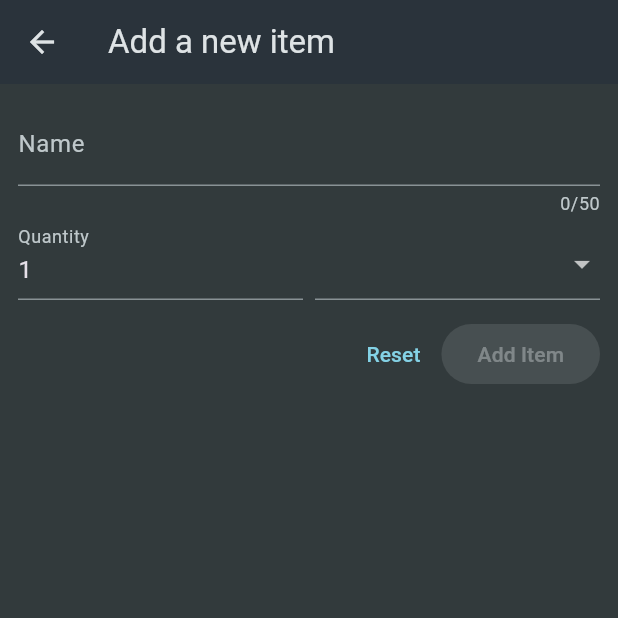
After one commit to Adatata001/shopping-list-app, a Flutter app: the screen it shows after launch, after a tap on the "add" icon, on a phone screen of 412 x 824 dp, the top half of it. The commit adds this screen. Run offline on Flutter 3.47's test engine with Material 3 defaults, Android fonts, the phone set to English and light mode, and no system bars; statements that could not run were skipped.

Commit message:
built the new_item screen

```diff
--- a/lib/widgets/grocery_list.dart
+++ b/lib/widgets/grocery_list.dart
@@ -1,15 +1,35 @@
 import 'package:flutter/material.dart';
 import 'package:shoppinglistapp/data/dummy_data.dart';
+import 'package:shoppinglistapp/widgets/new_item.dart';
 
 
-class GroceryList extends StatelessWidget {
+
+class GroceryList extends StatefulWidget {
   const GroceryList({super.key});
+
+  @override
+  State<GroceryList> createState() => _GroceryListState();
+}
+
+class _GroceryListState extends State<GroceryList> {
+  void _addItem() {
+    Navigator.of(context).push(
+      MaterialPageRoute(builder: (ctx) => NewItem(),
+      ),
+    );
+  }
 
   @override
   Widget build(context) {
     return Scaffold(
       appBar: AppBar(
         title: Text('Your Groceries'),
+        actions: [
+          IconButton(
+            onPressed: _addItem,
+            icon: Icon(Icons.add),
+          ),
+        ],
       ),
       body: ListView.builder(
         itemCount: groceryItems.length,
@@ -27,5 +47,4 @@ class GroceryList extends StatelessWidget {
       ),
     );
   }
-
 }
--- /dev/null
+++ b/lib/widgets/new_item.dart
@@ -0,0 +1,123 @@
+import 'package:flutter/material.dart';
+import 'package:shoppinglistapp/data/categories.dart';
+
+
+
+class NewItem extends StatefulWidget {
+  const NewItem({super.key});
+
+  @override
+  State<NewItem> createState () => _NewItemState();
+}
+
+class _NewItemState extends State<NewItem> {
+  final _formKey = GlobalKey<FormState>();
+  var _enteredName = '';
+  var _enteredQ
+
+  void _saveItem () {
+    if (_formKey.currentState!.validate()) {
+      _formKey.currentState!.save();
+    }
+  }
+
+  @override
+  Widget build(context) {
+    return Scaffold(
+      appBar: AppBar(
+        title: Text('Add a new item'),
+      ),
+      body: Padding(
+        padding: EdgeInsets.all(12),
+        child: Form(
+          key: _formKey,
+          child: Column(
+            children: [
+              TextFormField(
+                maxLength: 50,
+                decoration: InputDecoration(
+                  label: Text('Name'),
+                ),
+                validator: (value) {
+                  if (value == null ||
+                  value.isEmpty ||
+                  value.trim().length == 1 ||
+                  value.trim().length > 50) {
+                    return 'Must be between 1 and 50 characters.';
+                  }
+                  return null;
+                },
+                onSaved: (value) {
+                  _enteredName = value!;
+                }
+              ),
+              Row(
+                crossAxisAlignment: CrossAxisAlignment.end,
+                children: [
+                  Expanded(
+                    child: TextFormField(
+                      decoration: InputDecoration(
+                        label: Text('Quantity'),
+                      ),
+                      keyboardType: TextInputType.numberWithOptions(),
+                      initialValue: '1',
+                      validator: (value) {
+                        if (value == null ||
+                        value.isEmpty ||
+                        int.tryParse(value) == null ||
+                        int.tryParse(value)! <= 0) {
+                          return 'Must be a valid positive number';
+                        }
+                        return null;
+                      }
+                    ),
+                  ),
+                  SizedBox(width: 8),
+                  Expanded(
+                    child: DropdownButtonFormField(
+                      items: [
+                        for(final category in categories.entries)
+                          DropdownMenuItem(
+                            value: category.value,
+                            child: Row(
+                              children: [
+                                Container(
+                                  width: 16,
+                                  height: 16,
+                                  color: category.value.color,
+                                ),
+                                SizedBox(width: 6,),
+                                Text(category.value.title),
+                              ],
+                            ),
+                          ),
+                      ],
+                      onChanged: (value) {}
+                    ),
+                  ),
+                ],
+              ),
+              SizedBox(height: 12),
+              Row(
+                mainAxisAlignment: MainAxisAlignment.end,
+                children: [
+                  TextButton(
+                    onPressed: () {
+                      _formKey.currentState!.reset();
+                    },
+                    child: Text('Reset'),
+                  ),
+                  ElevatedButton(
+                    onPressed: _saveItem,
+                    child: Text('Add Item'),
+                  ),
+                ],
+              ),
+            ],
+          ),
+        ),
+      ),
+    );
+
+  }
+}
```
Also changed, not shown: lib/main.dart (line endings or trailing spaces).
